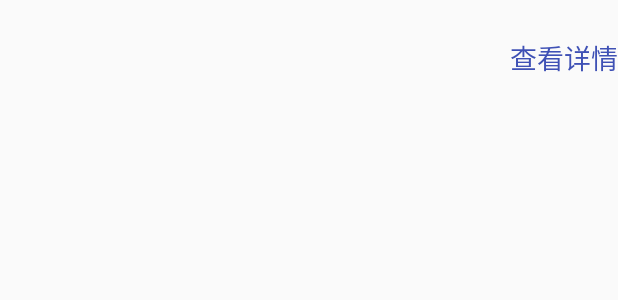
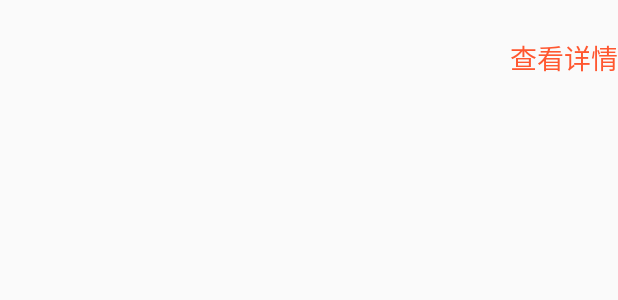
Before and after one commit to 603lyy/cis, an Android app: the layout item_record.xml on its own in the app's theme, with its tools: preview values and no code run, on a phone screen of 412 x 824 dp. Shown: the top 300 px of the screen. Run offline under Robolectric (Android 15) with nearby library versions, the phone set to English and light mode, and no system bars.

Commit message:
调整登录界面UI

```diff
--- a/app/src/main/java/com/yaheen/cis/activity/base/BaseActivity.java
+++ b/app/src/main/java/com/yaheen/cis/activity/base/BaseActivity.java
@@ -31,6 +31,7 @@ public class BaseActivity extends AppCompatActivity {
     }
 
     protected void setTitleContent(int content) {
+        tvContent = findViewById(R.id.tv_title_content);
         if (tvContent != null) {
             tvContent.setText(content);
         }
--- a/app/src/main/res/drawable/btn_blue_round.xml
+++ b/app/src/main/res/drawable/edit_text_primary_round.xml
@@ -1,5 +1,7 @@
 <?xml version="1.0" encoding="utf-8"?>
 <shape xmlns:android="http://schemas.android.com/apk/res/android">
-    <solid android:color="@color/colorPrimary" />
-    <corners android:radius="4dp" />
+    <stroke
+        android:width="2dp"
+        android:color="@color/colorPrimary" />
+    <corners android:radius="2dp" />
 </shape>
--- a/app/src/main/res/values/colors.xml
+++ b/app/src/main/res/values/colors.xml
@@ -1,8 +1,8 @@
 <?xml version="1.0" encoding="utf-8"?>
 <resources>
-    <color name="colorPrimary">#3F51B5</color>
-    <color name="colorPrimaryDark">#303F9F</color>
-    <color name="colorAccent">#303F9F</color>
+    <color name="colorPrimary">#FF5730</color>
+    <color name="colorPrimaryDark">#FF5730</color>
+    <color name="colorAccent">#FF5730</color>
     <color name="colorHint">#F3F3F3</color>
     <color name="transparent">#00000000</color>
 
--- a/app/src/main/res/values/strings.xml
+++ b/app/src/main/res/values/strings.xml
@@ -2,10 +2,10 @@
     <string name="app_name">综合整治</string>
 
     <string name="login_title">登录</string>
-    <string name="login_username_hint">请输入用户名</string>
-    <string name="login_password_hint">请输入密码</string>
+    <string name="login_username_hint">用户名</string>
+    <string name="login_password_hint">密码</string>
     <string name="login_remember_password">记住密码</string>
-    <string name="login_text">登录</string>
+    <string name="login_text">登 录</string>
     <string name="login_username_empty">用户名不能为空</string>
     <string name="login_password_empty">密码不能为空</string>
     <string name="login_fail">登录失败</string>
--- a/app/src/main/res/values/styles.xml
+++ b/app/src/main/res/values/styles.xml
@@ -2,9 +2,7 @@
 
     <!-- Base application theme. -->
     <style name="AppTheme" parent="Theme.AppCompat.Light.NoActionBar">
-        <!-- Customize your theme here. -->
         <item name="colorPrimary">@color/colorPrimary</item>
-        <item name="colorPrimaryDark">@color/colorPrimaryDark</item>
         <item name="colorAccent">@color/colorAccent</item>
     </style>
 
```
Also changed, not shown: app/src/main/res/layout/activity_main.xml (+19 -11 lines).
